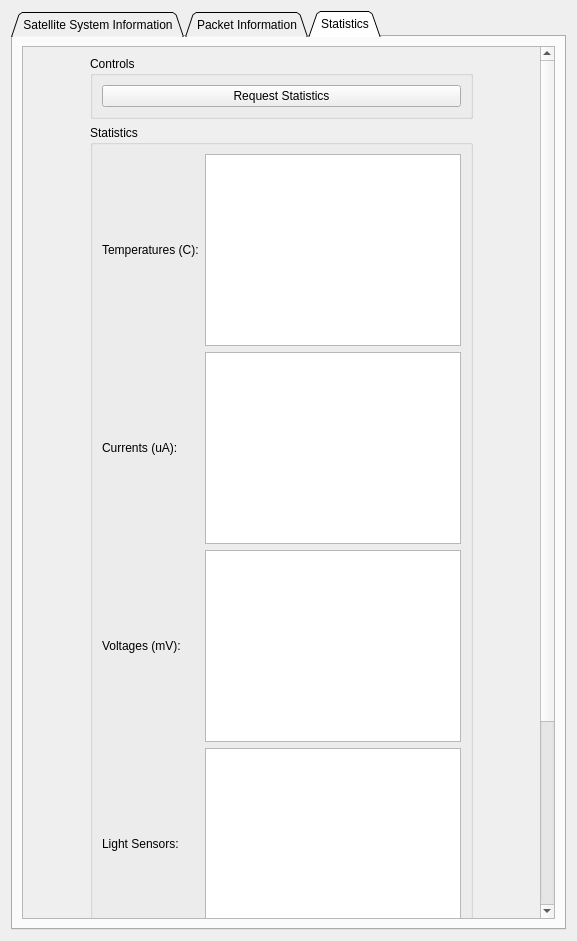
The window that FOSSAGSCP/systeminformationpane.ui (FOSSASystems/FOSSA-GroundStationControlPanel) describes before a commit, drawn with Qt 5.
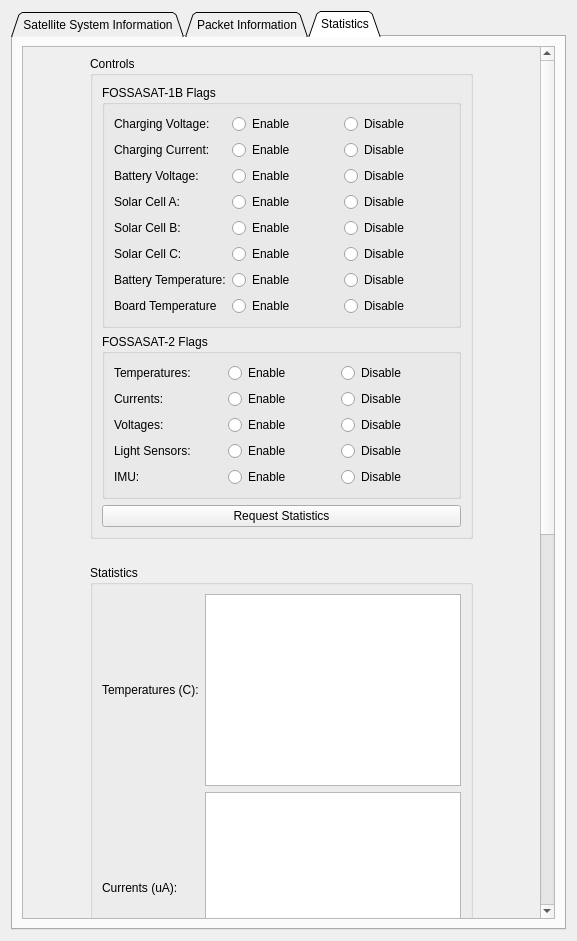
The same window after the commit. The open tabs and pages were chosen to show the change.

Commit message: added 1B and 2 flags to statistics request

```diff
--- a/FOSSAGSCP/systeminformationpane.ui
+++ b/FOSSAGSCP/systeminformationpane.ui
@@ -1171,7 +1171,7 @@
             <x>44</x>
             <y>0</y>
             <width>417</width>
-            <height>1125</height>
+            <height>1583</height>
            </rect>
           </property>
           <property name="sizePolicy">
@@ -1181,7 +1181,7 @@
            </sizepolicy>
           </property>
           <layout class="QGridLayout" name="gridLayout_17">
-           <item row="1" column="0">
+           <item row="2" column="0">
             <widget class="QGroupBox" name="groupBox_14">
              <property name="title">
               <string>Statistics</string>
@@ -1246,16 +1246,320 @@
               <string>Controls</string>
              </property>
              <layout class="QGridLayout" name="gridLayout_19">
-              <item row="0" column="0">
+              <item row="2" column="0" colspan="2">
                <widget class="QPushButton" name="LiveStatistics_Request_PushButton">
                 <property name="text">
                  <string>Request Statistics</string>
                 </property>
                </widget>
               </item>
+              <item row="0" column="0" colspan="2">
+               <widget class="QGroupBox" name="groupBox_20">
+                <property name="title">
+                 <string>FOSSASAT-1B Flags</string>
+                </property>
+                <layout class="QGridLayout" name="gridLayout_26">
+                 <item row="1" column="0">
+                  <widget class="QLabel" name="label_57">
+                   <property name="text">
+                    <string>Charging Current:</string>
+                   </property>
+                  </widget>
+                 </item>
+                 <item row="3" column="0">
+                  <widget class="QLabel" name="label_59">
+                   <property name="text">
+                    <string>Solar Cell A:</string>
+                   </property>
+                  </widget>
+                 </item>
+                 <item row="6" column="0">
+                  <widget class="QLabel" name="label_61">
+                   <property name="text">
+                    <string>Battery Temperature:</string>
+                   </property>
+                  </widget>
+                 </item>
+                 <item row="1" column="1">
+                  <widget class="QRadioButton" name="StatisticsControls_Flags_1B_ChargingCurrent_Enabled">
+                   <property name="text">
+                    <string>Enable</string>
+                   </property>
+                  </widget>
+                 </item>
+                 <item row="2" column="1">
+                  <widget class="QRadioButton" name="StatisticsControls_Flags_1B_BatteryVoltage_Enabled">
+                   <property name="text">
+                    <string>Enable</string>
+                   </property>
+                  </widget>
+                 </item>
+                 <item row="0" column="0">
+                  <widget class="QLabel" name="label_56">
+                   <property name="text">
+                    <string>Charging Voltage:</string>
+                   </property>
+                  </widget>
+                 </item>
+                 <item row="5" column="1">
+                  <widget class="QRadioButton" name="StatisticsControls_Flags_1B_SolarCellC_Enbled">
+                   <property name="text">
+                    <string>Enable</string>
+                   </property>
+                  </widget>
+                 </item>
+                 <item row="7" column="0">
+                  <widget class="QLabel" name="label_62">
+                   <property name="text">
+                    <string>Board Temperature</string>
+                   </property>
+                  </widget>
+                 </item>
+                 <item row="4" column="0">
+                  <widget class="QLabel" name="label_60">
+                   <property name="text">
+                    <string>Solar Cell B:</string>
+                   </property>
+                  </widget>
+                 </item>
+                 <item row="4" column="1">
+                  <widget class="QRadioButton" name="StatisticsControls_Flags_1B_SolarCellB_Enabled">
+                   <property name="text">
+                    <string>Enable</string>
+                   </property>
+                  </widget>
+                 </item>
+                 <item row="6" column="1">
+                  <widget class="QRadioButton" name="StatisticsControls_Flags_1B_BatteryTemperature_Enabled">
+                   <property name="text">
+                    <string>Enable</string>
+                   </property>
+                  </widget>
+                 </item>
+                 <item row="5" column="0">
+                  <widget class="QLabel" name="label_55">
+                   <property name="text">
+                    <string>Solar Cell C:</string>
+                   </property>
+                  </widget>
+                 </item>
+                 <item row="3" column="1">
+                  <widget class="QRadioButton" name="StatisticsControls_Flags_1B_SolarCellA_Enabled">
+                   <property name="text">
+                    <string>Enable</string>
+                   </property>
+                  </widget>
+                 </item>
+                 <item row="2" column="0">
+                  <widget class="QLabel" name="label_58">
+                   <property name="text">
+                    <string>Battery Voltage:</string>
+                   </property>
+                  </widget>
+                 </item>
+                 <item row="7" column="1">
+                  <widget class="QRadioButton" name="StatisticsControls_Flags_1B_BoardTemperature_Enabled">
+                   <property name="text">
+                    <string>Enable</string>
+                   </property>
+                  </widget>
+                 </item>
+                 <item row="0" column="1">
+                  <widget class="QRadioButton" name="StatisticsControls_Flags_1B_ChargingVoltage_Enable">
+                   <property name="text">
+                    <string>Enable</string>
+                   </property>
+                  </widget>
+                 </item>
+                 <item row="0" column="2">
+                  <widget class="QRadioButton" name="StatisticsControls_Flags_1B_ChargingVoltage_Disabled">
+                   <property name="text">
+                    <string>Disable</string>
+                   </property>
+                  </widget>
+                 </item>
+                 <item row="1" column="2">
+                  <widget class="QRadioButton" name="StatisticsControls_Flags_1B_ChargingCurrent_Disabled">
+                   <property name="text">
+                    <string>Disable</string>
+                   </property>
+                  </widget>
+                 </item>
+                 <item row="2" column="2">
+                  <widget class="QRadioButton" name="StatisticsControls_Flags_1B_BatteryVoltage_Disabled">
+                   <property name="text">
+                    <string>Disable</string>
+                   </property>
+                  </widget>
+                 </item>
+                 <item row="3" column="2">
+                  <widget class="QRadioButton" name="StatisticsControls_Flags_1B_SolarCellA_Disabled">
+                   <property name="text">
+                    <string>Disable</string>
+                   </property>
+                  </widget>
+                 </item>
+                 <item row="4" column="2">
+                  <widget class="QRadioButton" name="StatisticsControls_Flags_1B_SolarCellB_Disabled">
+                   <property name="text">
+                    <string>Disable</string>
+                   </property>
+                  </widget>
+                 </item>
+                 <item row="5" column="2">
+                  <widget class="QRadioButton" name="StatisticsControls_Flags_1B_SolarCellC_Disabled">
+                   <property name="text">
+                    <string>Disable</string>
+                   </property>
+                  </widget>
+                 </item>
+                 <item row="6" column="2">
+                  <widget class="QRadioButton" name="StatisticsControls_Flags_1B_BatteryTemperature_Disabled">
+                   <property name="text">
+                    <string>Disable</string>
+                   </property>
+                  </widget>
+                 </item>
+                 <item row="7" column="2">
+                  <widget class="QRadioButton" name="StatisticsControls_Flags_1B_BoardTemperature_Disabled">
+                   <property name="text">
+                    <string>Disable</string>
+                   </property>
+                  </widget>
+                 </item>
+                </layout>
+               </widget>
+              </item>
+              <item row="1" column="0" colspan="2">
+               <widget class="QGroupBox" name="groupBox_21">
+                <property name="title">
+                 <string>FOSSASAT-2 Flags</string>
+                </property>
+                <layout class="QGridLayout" name="gridLayout_27">
+                 <item row="1" column="0">
+                  <widget class="QLabel" name="label_64">
+                   <property name="text">
+                    <string>Currents:</string>
+                   </property>
+                  </widget>
+                 </item>
+                 <item row="2" column="0">
+                  <widget class="QLabel" name="label_65">
+                   <property name="text">
+                    <string>Voltages:</string>
+                   </property>
+                  </widget>
+                 </item>
+                 <item row="0" column="1">
+                  <widget class="QRadioButton" name="StatisticsControls_Flags_2_Temperatures_Enabled">
+                   <property name="text">
+                    <string>Enable</string>
+                   </property>
+                  </widget>
+                 </item>
+                 <item row="3" column="0">
+                  <widget class="QLabel" name="label_66">
+                   <property name="text">
+                    <string>Light Sensors:</string>
+                   </property>
+                  </widget>
+                 </item>
+                 <item row="4" column="0">
+                  <widget class="QLabel" name="label_67">
+                   <property name="text">
+                    <string>IMU:</string>
+                   </property>
+                  </widget>
+                 </item>
+                 <item row="0" column="0">
+                  <widget class="QLabel" name="label_63">
+                   <property name="text">
+                    <string>Temperatures:</string>
+                   </property>
+                  </widget>
+                 </item>
+                 <item row="0" column="2">
+                  <widget class="QRadioButton" name="StatisticsControls_Flags_2_Temperatures_Disabled">
+                   <property name="text">
+                    <string>Disable</string>
+                   </property>
+                  </widget>
+                 </item>
+                 <item row="1" column="1">
+                  <widget class="QRadioButton" name="StatisticsControls_Flags_2_Currents_Enabled">
+                   <property name="text">
+                    <string>Enable</string>
+                   </property>
+                  </widget>
+                 </item>
+                 <item row="1" column="2">
+                  <widget class="QRadioButton" name="StatisticsControls_Flags_2_Currents_Disabled">
+                   <property name="text">
+                    <string>Disable</string>
+                   </property>
+                  </widget>
+                 </item>
+                 <item row="2" column="1">
+                  <widget class="QRadioButton" name="StatisticsControls_Flags_2_Voltages_Enabled">
+                   <property name="text">
+                    <string>Enable</string>
+                   </property>
+                  </widget>
+                 </item>
+                 <item row="2" column="2">
+                  <widget class="QRadioButton" name="StatisticsControls_Flags_2_Voltages_Disabled">
+                   <property name="text">
+                    <string>Disable</string>
+                   </property>
+                  </widget>
+                 </item>
+                 <item row="3" column="1">
+                  <widget class="QRadioButton" name="StatisticsControls_Flags_2_LightSensors_Enabled">
+                   <property name="text">
+                    <string>Enable</string>
+                   </property>
+                  </widget>
+                 </item>
+                 <item row="3" column="2">
+                  <widget class="QRadioButton" name="StatisticsControls_Flags_2_LightSensors_Disabled">
+                   <property name="text">
+                    <string>Disable</string>
+                   </property>
+                  </widget>
+                 </item>
+                 <item row="4" column="1">
+                  <widget class="QRadioButton" name="StatisticsControls_Flags_2_IMU_Enabled">
+                   <property name="text">
+                    <string>Enable</string>
+                   </property>
+                  </widget>
+                 </item>
+                 <item row="4" column="2">
+                  <widget class="QRadioButton" name="StatisticsControls_Flags_2_IMU_Disabled">
+                   <property name="text">
+                    <string>Disable</string>
+                   </property>
+                  </widget>
+                 </item>
+                </layout>
+               </widget>
+              </item>
              </layout>
             </widget>
            </item>
+           <item row="1" column="0">
+            <spacer name="horizontalSpacer_15">
+             <property name="orientation">
+              <enum>Qt::Horizontal</enum>
+             </property>
+             <property name="sizeHint" stdset="0">
+              <size>
+               <width>40</width>
+               <height>20</height>
+              </size>
+             </property>
+            </spacer>
+           </item>
           </layout>
          </widget>
         </widget>
```
Left out of the diff: 2 changed lines with no effect on the pictures. The commit also changes 1 other file.
